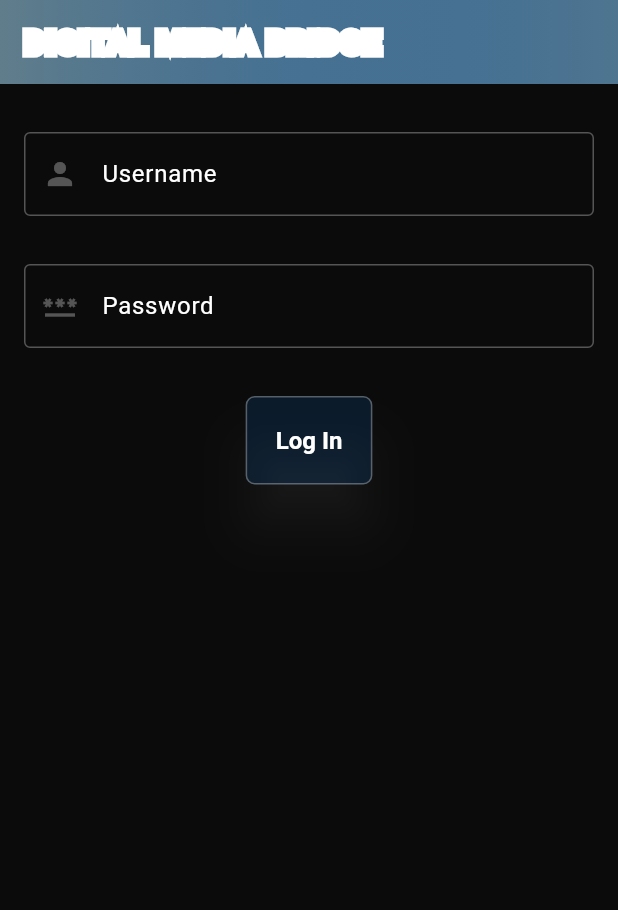
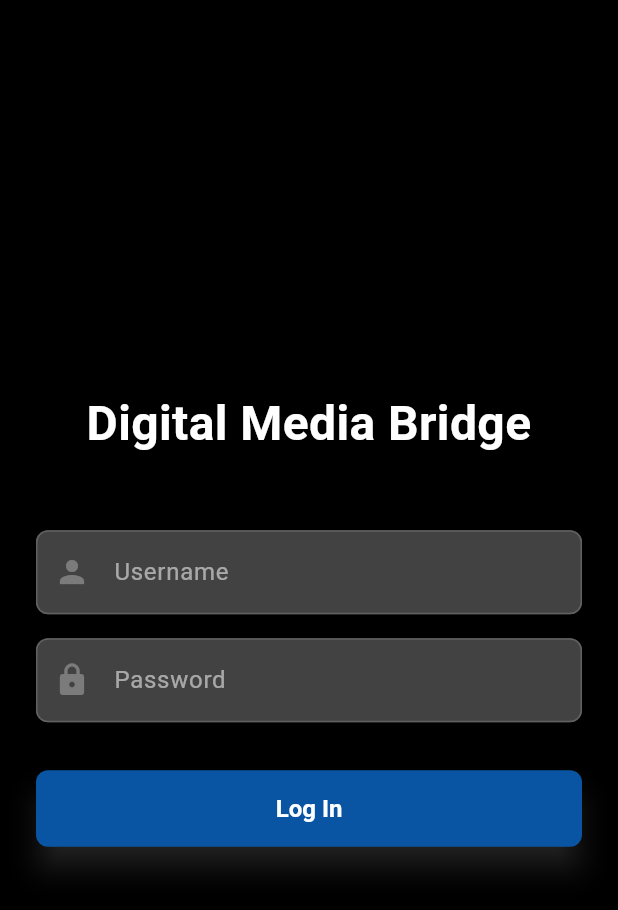
Before and after one commit to MannyChia/Digital-Media-Bridge-iOS, a Flutter app: the screen it shows after launch, on a phone screen of 412 x 824 dp. Shown: the top 910 px of the screen. Run offline on Flutter 3.47's test engine with Material 3 defaults, Android fonts, the phone set to English and light mode, and no system bars; our stand-ins replace dropdown_button2, flutter_dotenv, flutter_screenutil, flutter_secure_storage, image_picker.

Commit message:
new login page

```diff
--- a/lib/main.dart
+++ b/lib/main.dart
@@ -236,67 +236,52 @@ class LoginPage extends StatelessWidget {
   @override
   Widget build(BuildContext context) {
     return Scaffold(
-      appBar: AppBar(
-        ///*** Note: we use a special title text that has an color outline
-        title: Stack(
-          children: <Widget>[
-            // border (outline) text
+      backgroundColor: Colors.black,
+      body: Center(
+        child: SingleChildScrollView(
+          padding: const EdgeInsets.symmetric(horizontal: 24, vertical: 32),
+          child: Column(
+            mainAxisSize: MainAxisSize.min,
+            children: [
               Text(
-              'DIGITAL MEDIA BRIDGE',
-              style: TextStyle(
-                fontSize: 20,
+                'Digital Media Bridge',
+                textAlign: TextAlign.center,
+                style: const TextStyle(
+                  color: Colors.white,
+                  fontSize: 32,
                   fontWeight: FontWeight.bold,
-                letterSpacing: 1.2,
-                foreground: Paint()
-                  ..style = PaintingStyle.stroke
-                  ..strokeWidth = 6
-                  ..color = Colors.white,
                 ),
               ),
-            // main text (fill)
-            const Text(
-              'DIGITAL MEDIA BRIDGE',
-              style: TextStyle(
-                fontSize: 20,
-                fontWeight: FontWeight.bold,
-                letterSpacing: 1.2,
-                color: Colors.white,
-              ),
-            ),
-          ],
-        ),
-        backgroundColor: Colors.blueGrey,
-        flexibleSpace: Container(
-          decoration: const BoxDecoration(
-            gradient: LinearGradient(
-                begin: Alignment.centerLeft,
-                end: Alignment.centerRight,
-                colors: <Color>[
-                  Colors.blueGrey,
-                  Color.fromRGBO(10, 85, 163, 0.2)
-                ]),
-          ),
-        ),
-      ),
-      body: Form(
+              const SizedBox(height: 48),
+
+              Form(
                 key: _formKey,
-        child: Padding(
-          padding: const EdgeInsets.symmetric(horizontal: 8, vertical: 16),
                 child: Column(
-            crossAxisAlignment: CrossAxisAlignment.center,
                   children: [
-              Padding(
-                padding:
-                const EdgeInsets.symmetric(horizontal: 8, vertical: 16),
-                child: TextFormField(
+                    // Username field
+                    TextFormField(
                       controller: emailController,
                       style: const TextStyle(color: Colors.white),
                       cursorColor: Colors.white,
-                  decoration: const InputDecoration(
-                      prefixIcon: Icon(Icons.person, color: Colors.white30),
-                      border: OutlineInputBorder(),
-                      labelText: "Username",
-                      labelStyle: TextStyle(color: Colors.white)),
+                      decoration: InputDecoration(
+                        filled: true,
+                        fillColor: Colors.grey[800],
+                        prefixIcon: const Icon(Icons.person, color: Colors.white30),
+                        hintText: 'Username',
+                        hintStyle: const TextStyle(color: Colors.white54),
+                        border: OutlineInputBorder(
+                          borderRadius: BorderRadius.circular(8),
+                          borderSide: BorderSide(color: Colors.grey[700]!),
+                        ),
+                        enabledBorder: OutlineInputBorder(
+                          borderRadius: BorderRadius.circular(8),
+                          borderSide: BorderSide(color: Colors.grey[700]!),
+                        ),
+                        focusedBorder: OutlineInputBorder(
+                          borderRadius: BorderRadius.circular(8),
+                          borderSide: const BorderSide(color: Colors.blueAccent),
+                        ),
+                      ),
                       validator: (value) {
                         if (value == null || value.isEmpty) {
                           return 'Please enter your username';
@@ -304,20 +289,34 @@ class LoginPage extends StatelessWidget {
                         return null;
                       },
                     ),
-              ),
-              Padding(
-                padding:
-                const EdgeInsets.symmetric(horizontal: 8, vertical: 16),
-                child: TextFormField(
+
+                    const SizedBox(height: 16),
+
+                    // Password field
+                    TextFormField(
                       controller: passwordController,
                       obscureText: true,
                       style: const TextStyle(color: Colors.white),
                       cursorColor: Colors.white,
-                  decoration: const InputDecoration(
-                      prefixIcon: Icon(Icons.password, color: Colors.white30),
-                      border: OutlineInputBorder(),
-                      labelText: "Password",
-                      labelStyle: TextStyle(color: Colors.white)),
+                      decoration: InputDecoration(
+                        filled: true,
+                        fillColor: Colors.grey[800],
+                        prefixIcon: const Icon(Icons.lock, color: Colors.white30),
+                        hintText: 'Password',
+                        hintStyle: const TextStyle(color: Colors.white54),
+                        border: OutlineInputBorder(
+                          borderRadius: BorderRadius.circular(8),
+                          borderSide: BorderSide(color: Colors.grey[700]!),
+                        ),
+                        enabledBorder: OutlineInputBorder(
+                          borderRadius: BorderRadius.circular(8),
+                          borderSide: BorderSide(color: Colors.grey[700]!),
+                        ),
+                        focusedBorder: OutlineInputBorder(
+                          borderRadius: BorderRadius.circular(8),
+                          borderSide: const BorderSide(color: Colors.blueAccent),
+                        ),
+                      ),
                       validator: (value) {
                         if (value == null || value.isEmpty) {
                           return 'Please enter your password';
@@ -325,26 +324,26 @@ class LoginPage extends StatelessWidget {
                         return null;
                       },
                     ),
+
+                    const SizedBox(height: 32),
+
+                    // Log In button
+                    SizedBox(
+                      width: double.infinity,
+                      child: ElevatedButton(
+                        style: ElevatedButton.styleFrom(
+                          elevation: 8,
+                          shadowColor: Colors.white24,
+                          padding: const EdgeInsets.symmetric(vertical: 16),
+                          backgroundColor: const Color.fromRGBO(10, 85, 163, 1.0),
+                          foregroundColor: Colors.white,
+                          shape: RoundedRectangleBorder(
+                            borderRadius: BorderRadius.circular(8),
                           ),
-              Padding(
-                padding:
-                const EdgeInsets.symmetric(horizontal: 8, vertical: 16.0),
-                child: Center(
-                  child: ElevatedButton(
-                    ///*** LOGIN BUTTON
-                    style: ElevatedButton.styleFrom(
-                      elevation: 15,
-                      shadowColor: Colors.white10,
-                      padding: const EdgeInsets.all(20),
-                      //content padding inside button
-                      foregroundColor: Colors.white,
-                      side: BorderSide(color: Colors.white30, width: 1.0),
-                      shape: RoundedRectangleBorder(
-                        borderRadius: BorderRadius.circular(6),
+                          textStyle: const TextStyle(
+                            fontSize: 16,
+                            fontWeight: FontWeight.bold,
                           ),
-                      backgroundColor: Color.fromRGBO(10, 85, 163, 0.2),
-                      textStyle: const TextStyle(
-                          fontSize: 16.0, fontWeight: FontWeight.bold),
                         ),
                         onPressed: () async {
                           if (_formKey.currentState!.validate()) {
@@ -368,32 +367,37 @@ class LoginPage extends StatelessWidget {
                               );
                             } else if (result == false) {
                               ScaffoldMessenger.of(context).showSnackBar(
-                            const SnackBar(content: Text("Cannot Connect To DMB Server")),
+                                const SnackBar(
+                                    content: Text("Cannot Connect To DMB Server")),
                               );
                             } else {
                               loginUsername = emailController.text;
                               loginPassword = passwordController.text;
 
-                          ///TODO please remove hard code
                               await preloadPlaylistPreviews(loginUsername);
 
                               try {
                                 _saveUsername(loginUsername, loginPassword);
-                          } catch (exc) {}
+                              } catch (_) {}
 
                               Navigator.push(
                                 context,
-                            MaterialPageRoute(builder: (context) => const HomePage()),
+                                MaterialPageRoute(
+                                    builder: (context) => const HomePage()),
                               );
                             }
                           } else {
                             ScaffoldMessenger.of(context).showSnackBar(
-                          const SnackBar(content: Text('Username & Password are required')),
+                              const SnackBar(
+                                  content:
+                                  Text('Username & Password are required')),
                             );
                           }
                         },
                         child: const Text('Log In'),
                       ),
+                    ),
+                  ],
                 ),
               ),
             ],
@@ -402,6 +406,7 @@ class LoginPage extends StatelessWidget {
       ),
     );
   }
+
 }
 
 /// *************************************************
--- a/lib/players_page.dart
+++ b/lib/players_page.dart
@@ -237,8 +237,6 @@ class _PlaylistSheetState extends State<PlaylistSheet> {
         ),
         const SizedBox(height: 12),
 
-        //
-        //got to make header not scrollable later!!*
         Padding(
           padding: const EdgeInsets.fromLTRB(16,0,16,12),
           child: Row(
```
Lines whose indentation alone changed are shown as unchanged.
